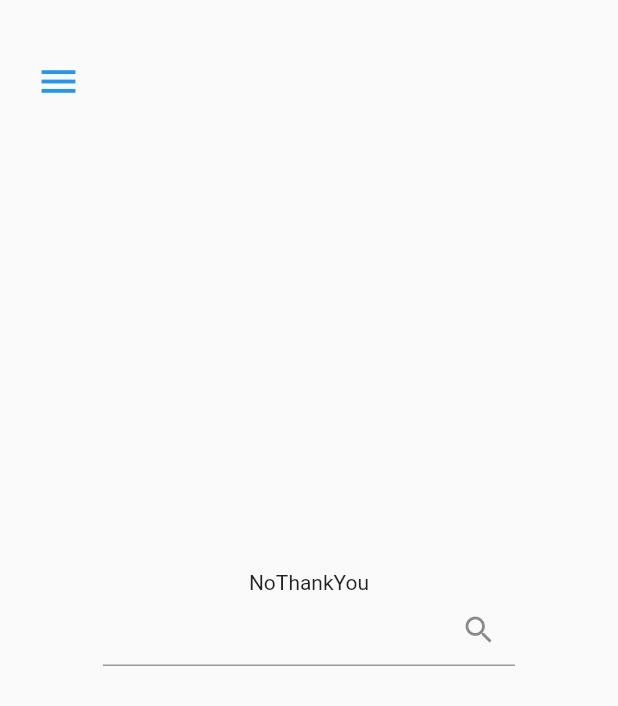
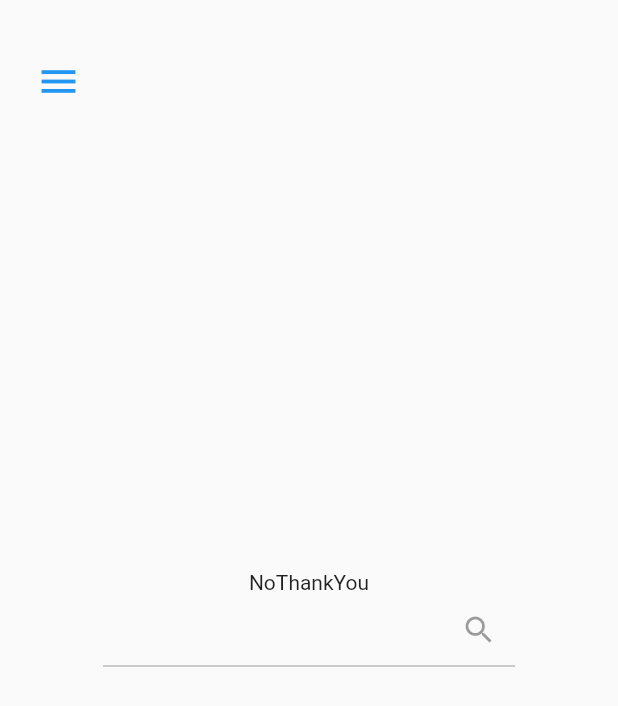
Before and after one commit to negu63/no-recommendation, a Flutter app: the screen it shows after launch, on a phone screen of 412 x 824 dp. Shown: the top 706 px of the screen. Run offline on Flutter 3.47's test engine with Material 2 defaults, Android fonts, the phone set to English and light mode, and no system bars; our stand-ins replace get, hive, hive_flutter; missing offline and left inert: flutter_inappwebview; accounts and stored records are empty.

Commit message:
feat: 홈 페이지 검색창 기능 변경

```diff
--- a/lib/modules/home/local_widgets/search_input.dart
+++ b/lib/modules/home/local_widgets/search_input.dart
@@ -1,35 +1,27 @@
 import 'package:flutter/material.dart';
 import 'package:get/get.dart';
 import 'package:get/get_utils/src/extensions/context_extensions.dart';
-import 'package:norecommendation/modules/home/controller.dart';
 
 class SearchInput extends StatelessWidget {
   const SearchInput({Key? key}) : super(key: key);
   @override
   Widget build(BuildContext context) {
-    final TextEditingController textEditingController = TextEditingController();
-    final SearchInputController searchInputController = Get.find();
-
     return Row(
       mainAxisAlignment: MainAxisAlignment.center,
       crossAxisAlignment: CrossAxisAlignment.center,
       children: [
-        SizedBox(
-          width: context.width * (2 / 3),
-          child: TextField(
-            controller: textEditingController,
-            decoration: InputDecoration(
-              suffixIcon: IconButton(
-                onPressed: () {
-                  searchInputController.search(textEditingController.text);
-                },
-                icon: const Icon(Icons.search),
+        GestureDetector(
+          onTap: () {
+            Get.toNamed('/search');
+          },
+          child: SizedBox(
+            width: context.width * (2 / 3),
+            child: const TextField(
+              decoration: InputDecoration(
+                suffixIcon: Icon(Icons.search),
               ),
+              enabled: false,
             ),
-            onTap: () {
-              debugPrint('textfield');
-              searchInputController.focusIn();
-            },
           ),
         ),
       ],
```
